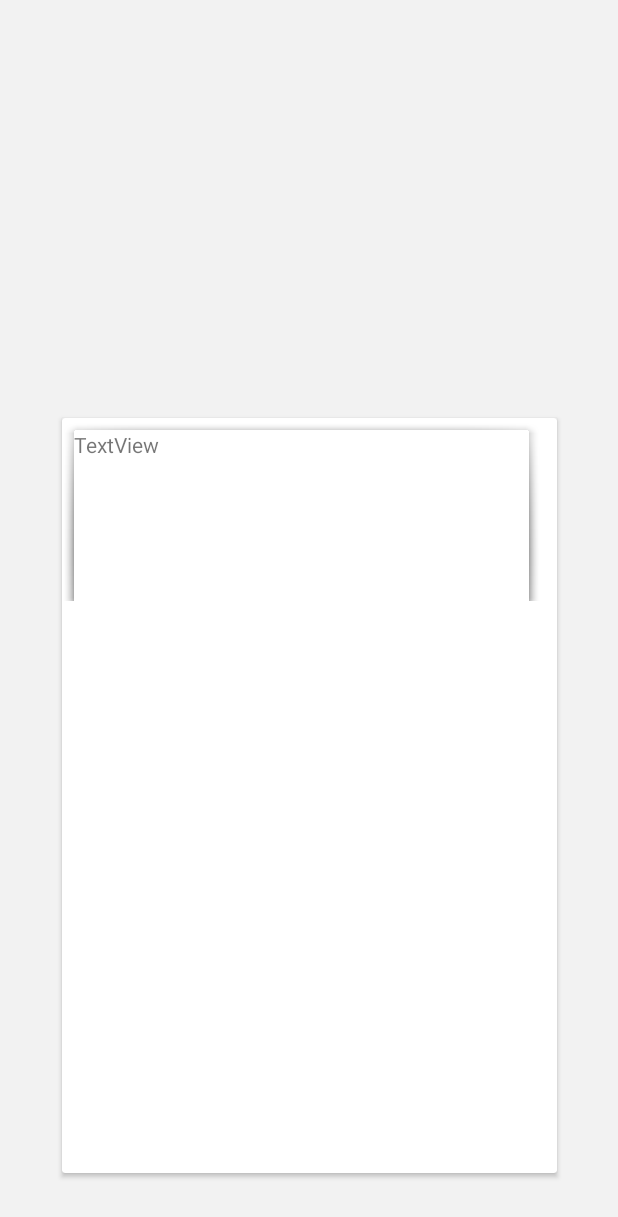
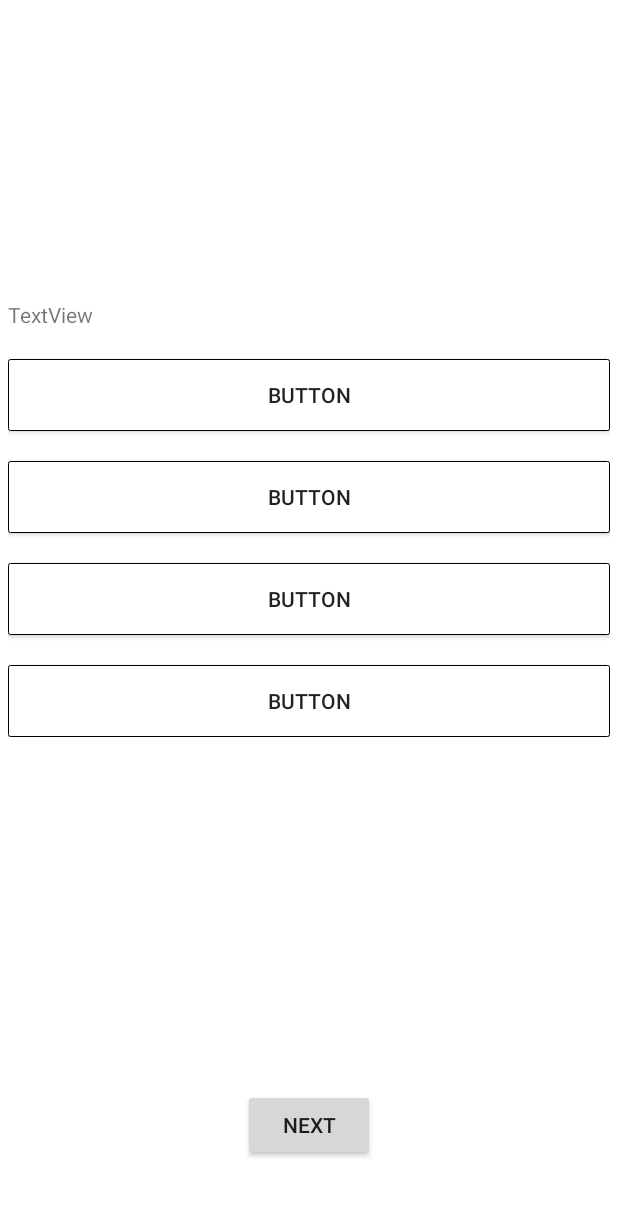
Before and after one commit to amitthakur05/Kamadgiri-kisan-app, an Android app: the quiz screen opened directly, with no data from a screen before it, on a phone screen of 412 x 824 dp. Shown: the top 1217 px of the screen. Run offline under Robolectric (Android 15) with nearby library versions, the phone set to English and light mode, and no system bars; our stand-ins replace Volley; network calls fail.

Commit message:
quiz screen api integartion

```diff
--- a/app/src/main/java/com/example/kamadgirikisan/quiz.java
+++ b/app/src/main/java/com/example/kamadgirikisan/quiz.java
@@ -3,9 +3,30 @@ package com.example.kamadgirikisan;
 import androidx.appcompat.app.AppCompatActivity;
 
 import android.os.Bundle;
+import android.view.View;
+import android.widget.Button;
+import android.widget.TextView;
+import android.widget.Toast;
+
+import com.android.volley.DefaultRetryPolicy;
+import com.android.volley.Request;
+import com.android.volley.RequestQueue;
+import com.android.volley.Response;
+import com.android.volley.RetryPolicy;
+import com.android.volley.VolleyError;
+import com.android.volley.toolbox.StringRequest;
+import com.android.volley.toolbox.Volley;
+
+import org.json.JSONArray;
 
 public class quiz extends AppCompatActivity {
-
+    String url = "http://148.72.213.116:3000/api/quiz/details/";
+    RequestQueue queue;
+    JSONArray quizDetails;
+    TextView questionText;
+    JSONArray options;
+    int questionNo = 0;
+    Button firstOption, secondOption, thirdOption, fourthOption,nextQuestion;
     @Override
     protected void onCreate(Bundle savedInstanceState) {
         super.onCreate(savedInstanceState);
@@ -16,5 +37,62 @@ public class quiz extends AppCompatActivity {
 
         }
         setContentView(R.layout.activity_quiz);
+        firstOption = findViewById(R.id.first);
+        questionText = findViewById(R.id.question);
+        nextQuestion = findViewById(R.id.next);
+        getQuiz();
+
+        nextQuestion.setOnClickListener(new View.OnClickListener() {
+            @Override
+            public void onClick(View v) {
+                nextQuestion();
+            }
+        });
+    }
+
+   public void getQuiz() {
+       String finalUrl = url + "5ebe4a524cc41d1794d36052";
+       StringRequest stringRequest = new StringRequest(Request.Method.GET, finalUrl,
+               new Response.Listener<String>() {
+                   @Override
+                   public void onResponse(String response) {
+                       try {
+                           quizDetails = new JSONArray(response.trim());
+                           Toast.makeText(quiz.this, "response" + quizDetails.getJSONObject(0).getString("questionText"), Toast.LENGTH_LONG).show();
+                           options = quizDetails.getJSONObject(questionNo).getJSONArray("options");
+                           questionText.setText(quizDetails.getJSONObject(questionNo).getString("questionText"));
+
+                           firstOption.setText(options.getJSONObject(questionNo).getString("optionText"));
+                       } catch (Exception e) {
+
+                       }
+                   }
+               },
+               new Response.ErrorListener() {
+                   @Override
+                   public void onErrorResponse(VolleyError error) {
+                       Toast.makeText(quiz.this, "Something went wrong" , Toast.LENGTH_SHORT).show();
+                   }
+               });
+       stringRequest.setRetryPolicy(new DefaultRetryPolicy(DefaultRetryPolicy.DEFAULT_TIMEOUT_MS*30 , DefaultRetryPolicy.DEFAULT_MAX_RETRIES, DefaultRetryPolicy.DEFAULT_BACKOFF_MULT));
+       if (queue == null) {
+           queue = Volley.newRequestQueue(getApplicationContext());
+       }
+       queue.add(stringRequest);
+       stringRequest.setTag("TAG");
+    }
+
+    public void nextQuestion() {
+        questionNo++;
+        try {
+            questionText.setText(quizDetails.getJSONObject(questionNo).getString("questionText"));
+
+            firstOption.setText(options.getJSONObject(questionNo).getString("optionText"));
+        }
+        catch (Exception e) { }
+    }
+
+    public void previousQuestion() {
+
     }
 }
--- a/app/src/main/java/com/example/kamadgirikisan/quizHome.java
+++ b/app/src/main/java/com/example/kamadgirikisan/quizHome.java
@@ -127,7 +127,7 @@ public class quizHome extends AppCompatActivity {
                         try {
                             JSONArray quiz = new JSONArray(response.trim());
                             if(quiz.length()>0) {
-                                Toast.makeText(quizHome.this, ""+quiz.length(),Toast.LENGTH_LONG).show();
+                                Toast.makeText(quizHome.this, "quiz"+quiz.length(),Toast.LENGTH_LONG).show();
                             }
                         } catch (Exception e) {
 
--- /dev/null
+++ b/app/src/main/res/drawable/my_button_bg.xml
@@ -0,0 +1,9 @@
+<?xml version="1.0" encoding="utf-8"?>
+<shape xmlns:android="http://schemas.android.com/apk/res/android"
+    android:shape="rectangle">
+    <gradient android:startColor="#FFFFFF"
+        android:endColor="#FFFFFF"
+        android:angle="270" />
+    <corners android:radius="1dp" />
+    <stroke android:width="1px" android:color="#000000" />
+</shape>
--- a/app/src/main/res/layout/activity_quiz.xml
+++ b/app/src/main/res/layout/activity_quiz.xml
@@ -4,25 +4,80 @@
     xmlns:tools="http://schemas.android.com/tools"
     android:layout_width="match_parent"
     android:layout_height="match_parent"
-    android:background="#F2F2F2"
+    android:background="#FFFFFF"
     tools:context=".quiz">
 
-    <androidx.cardview.widget.CardView
-        android:layout_width="330dp"
-        android:layout_height="503dp"
-        android:layout_marginStart="10dp"
-        android:layout_marginEnd="10dp"
-        android:layout_marginBottom="42dp"
+    <ScrollView
+        android:layout_width="401dp"
+        android:layout_height="wrap_content"
+        android:layout_marginStart="1dp"
+        android:layout_marginTop="200dp"
+        android:layout_marginEnd="1dp"
+        app:layout_constraintEnd_toEndOf="parent"
+        app:layout_constraintStart_toStartOf="parent"
+        app:layout_constraintTop_toTopOf="parent">
+
+        <LinearLayout
+            android:layout_width="match_parent"
+            android:layout_height="wrap_content"
+            android:orientation="vertical">
+
+            <TextView
+                android:id="@+id/question"
+                android:layout_width="match_parent"
+                android:layout_height="wrap_content"
+                android:text="TextView" />
+
+            <LinearLayout
+                android:layout_width="match_parent"
+                android:layout_height="wrap_content"
+                android:orientation="vertical">
+
+                <Button
+                    android:id="@+id/first"
+                    android:layout_width="match_parent"
+                    android:layout_height="wrap_content"
+                    android:background="@drawable/my_button_bg"
+                    android:layout_marginTop="20dp"
+                    android:text="Button" />
+
+                <Button
+                    android:id="@+id/second"
+                    android:layout_width="match_parent"
+                    android:layout_height="wrap_content"
+                    android:layout_marginTop="20dp"
+                    android:background="@drawable/my_button_bg"
+                    android:text="Button" />
+
+                <Button
+                    android:id="@+id/third"
+                    android:layout_width="match_parent"
+                    android:layout_height="wrap_content"
+                    android:layout_marginTop="20dp"
+                    android:background="@drawable/my_button_bg"
+                    android:text="Button" />
+
+                <Button
+                    android:id="@+id/fourth"
+                    android:layout_width="match_parent"
+                    android:layout_height="wrap_content"
+                    android:layout_marginTop="20dp"
+                    android:background="@drawable/my_button_bg"
+                    android:text="Button" />
+            </LinearLayout>
+        </LinearLayout>
+    </ScrollView>
+
+    <Button
+        android:id="@+id/next"
+        android:layout_width="wrap_content"
+        android:layout_height="wrap_content"
+        android:layout_marginStart="20dp"
+        android:layout_marginEnd="20dp"
+        android:layout_marginBottom="50dp"
+        android:text="next"
         app:layout_constraintBottom_toBottomOf="parent"
         app:layout_constraintEnd_toEndOf="parent"
-        app:layout_constraintStart_toStartOf="parent" >
+        app:layout_constraintStart_toStartOf="parent" />
 
-        <TextView
-            android:id="@+id/textView17"
-            android:layout_width="319dp"
-            android:layout_height="122dp"
-            android:background="?attr/panelBackground"
-            android:lineSpacingExtra="8sp"
-            android:text="TextView" />
-    </androidx.cardview.widget.CardView>
 </androidx.constraintlayout.widget.ConstraintLayout>
```
